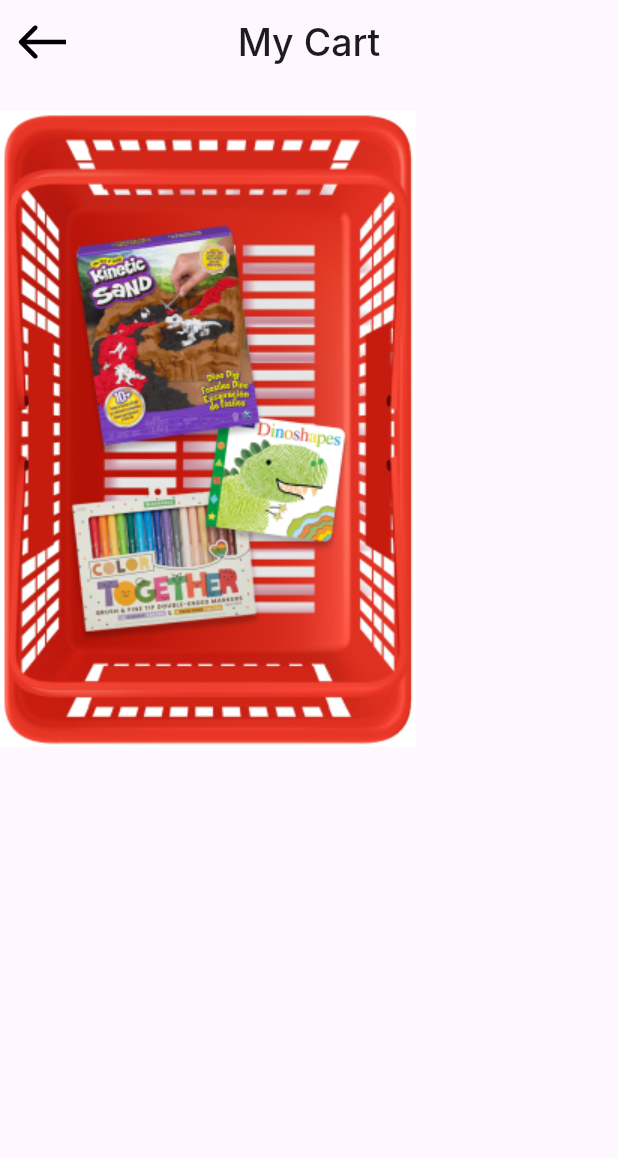
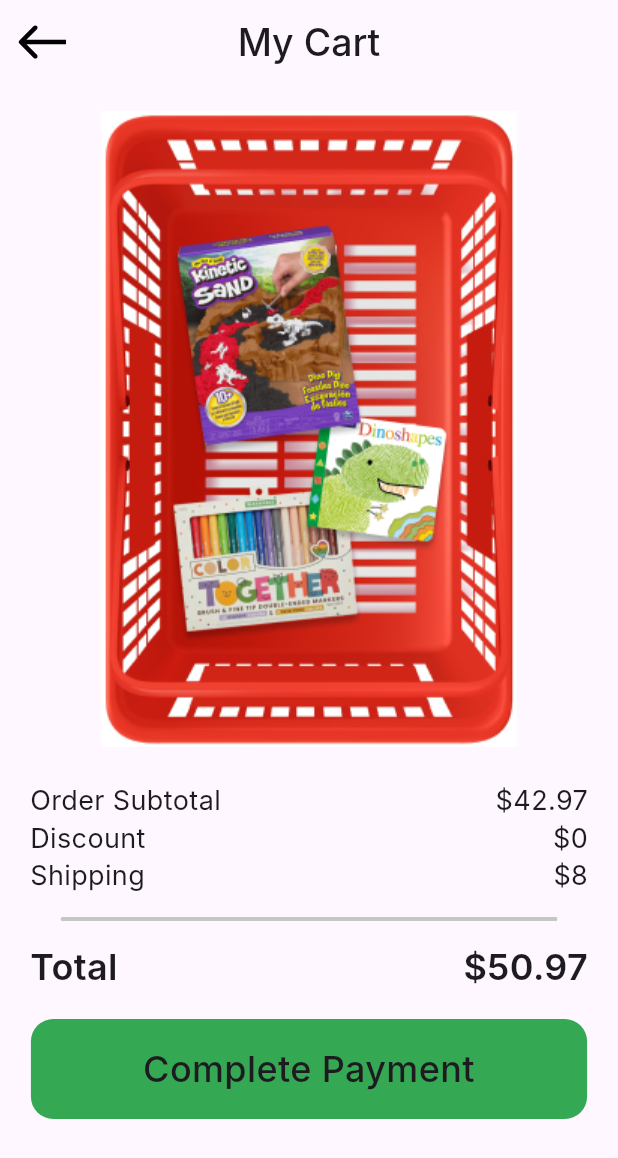
Before and after one commit to mjaber5/payment-flutter, a Flutter app: the screen it shows after launch, on a phone screen of 412 x 824 dp. Shown: the top 1158 px of the screen. Run offline on Flutter 3.47's test engine with Material 3 defaults, Android fonts, the phone set to English and light mode, and no system bars; our stand-ins replace flutter_svg; Roboto replaces fonts that are missing (Inter).

Commit message:
item view done

```diff
--- a/lib/core/util/styles.dart
+++ b/lib/core/util/styles.dart
@@ -14,11 +14,17 @@
     fontFamily: 'Inter',
     height: 0,
   );
+  static const TextStyle style22 = TextStyle(
+    fontSize: 24,
+    fontWeight: FontWeight.w500,
+    fontFamily: 'Inter',
+    height: 0,
+  );
 
   static TextStyle style20 = TextStyle(
     color: Colors.black.withOpacity(0.800000011920929),
-    fontSize: 20,
-    fontWeight: FontWeight.w400,
+    fontSize: 22,
+    fontWeight: FontWeight.w500,
     fontFamily: 'Inter',
     height: 0,
   );
--- /dev/null
+++ b/lib/core/widgets/custom_button.dart
@@ -0,0 +1,32 @@
+import 'package:flutter/material.dart';
+import 'package:payment_flutter/core/util/styles.dart';
+
+class CustomButton extends StatelessWidget {
+  const CustomButton({super.key, this.onTap});
+
+  final void Function()? onTap;
+
+  @override
+  Widget build(BuildContext context) {
+    return GestureDetector(
+      onTap: onTap,
+      child: Container(
+        width: MediaQuery.of(context).size.width * 0.9,
+        height: MediaQuery.of(context).size.height * 0.081,
+        decoration: ShapeDecoration(
+          color: const Color(0xFF34A853),
+          shape: RoundedRectangleBorder(
+            borderRadius: BorderRadius.circular(15),
+          ),
+        ),
+        child: const Center(
+          child: Text(
+            'Complete Payment',
+            textAlign: TextAlign.center,
+            style: Styles.style22,
+          ),
+        ),
+      ),
+    );
+  }
+}
--- /dev/null
+++ b/lib/features/checkout/presentation/views/widgets/custom_divider.dart
@@ -0,0 +1,23 @@
+import 'package:flutter/material.dart';
+
+class CustomDivider extends StatelessWidget {
+  const CustomDivider({
+    super.key,
+  });
+
+  @override
+  Widget build(BuildContext context) {
+    return Container(
+      width: MediaQuery.sizeOf(context).width * 0.8,
+      decoration: const ShapeDecoration(
+        shape: RoundedRectangleBorder(
+          side: BorderSide(
+            width: 1.3,
+            strokeAlign: BorderSide.strokeAlignCenter,
+            color: Color(0xFFC6C6C6),
+          ),
+        ),
+      ),
+    );
+  }
+}
--- a/lib/features/checkout/presentation/views/widgets/my_cart_view_body.dart
+++ b/lib/features/checkout/presentation/views/widgets/my_cart_view_body.dart
@@ -1,15 +1,35 @@
 import 'package:flutter/material.dart';
+import 'package:payment_flutter/core/widgets/custom_button.dart';
+import 'package:payment_flutter/features/checkout/presentation/views/widgets/custom_divider.dart';
+import 'package:payment_flutter/features/checkout/presentation/views/widgets/order_info_item.dart';
+import 'package:payment_flutter/features/checkout/presentation/views/widgets/total_price.dart';
 
 class MyCartViewBody extends StatelessWidget {
   const MyCartViewBody({super.key});
 
   @override
   Widget build(BuildContext context) {
-    return Column(
-      children: [
-        const SizedBox(height: 18),
-        Image.asset('assets/images/basket_image.png'),
-      ],
+    return Padding(
+      padding: const EdgeInsets.symmetric(horizontal: 20.0),
+      child: Column(
+        children: [
+          const SizedBox(height: 18),
+          Image.asset('assets/images/basket_image.png'),
+          const SizedBox(height: 25),
+          const OrderInfoItem(title: r'Order Subtotal', value: '42.97'),
+          const SizedBox(height: 3),
+          const OrderInfoItem(title: r'Discount', value: '0'),
+          const SizedBox(height: 3),
+          const OrderInfoItem(title: r'Shipping', value: '8'),
+          const SizedBox(height: 17),
+          const CustomDivider(),
+          const SizedBox(height: 17),
+          const TotalPrice(total: 'Total', value: '50.97'),
+          const SizedBox(height: 20),
+          const CustomButton(),
+          const SizedBox(height: 12)
+        ],
+      ),
     );
   }
 }
--- /dev/null
+++ b/lib/features/checkout/presentation/views/widgets/order_info_item.dart
@@ -0,0 +1,26 @@
+import 'package:flutter/material.dart';
+import 'package:payment_flutter/core/util/styles.dart';
+
+class OrderInfoItem extends StatelessWidget {
+  const OrderInfoItem({super.key, required this.title, required this.value});
+  final String title, value;
+
+  @override
+  Widget build(BuildContext context) {
+    return Row(
+      children: [
+        Text(
+          title,
+          textAlign: TextAlign.center,
+          style: Styles.style18,
+        ),
+        const Spacer(),
+        Text(
+          '\$$value',
+          textAlign: TextAlign.center,
+          style: Styles.style18,
+        ),
+      ],
+    );
+  }
+}
--- /dev/null
+++ b/lib/features/checkout/presentation/views/widgets/total_price.dart
@@ -0,0 +1,26 @@
+import 'package:flutter/material.dart';
+import 'package:payment_flutter/core/util/styles.dart';
+
+class TotalPrice extends StatelessWidget {
+  const TotalPrice({super.key, required this.total, required this.value});
+  final String total, value;
+
+  @override
+  Widget build(BuildContext context) {
+    return Row(
+      children: [
+        Text(
+          total,
+          textAlign: TextAlign.center,
+          style: Styles.style24,
+        ),
+        const Spacer(),
+        Text(
+          '\$$value',
+          textAlign: TextAlign.center,
+          style: Styles.style24,
+        ),
+      ],
+    );
+  }
+}
```
